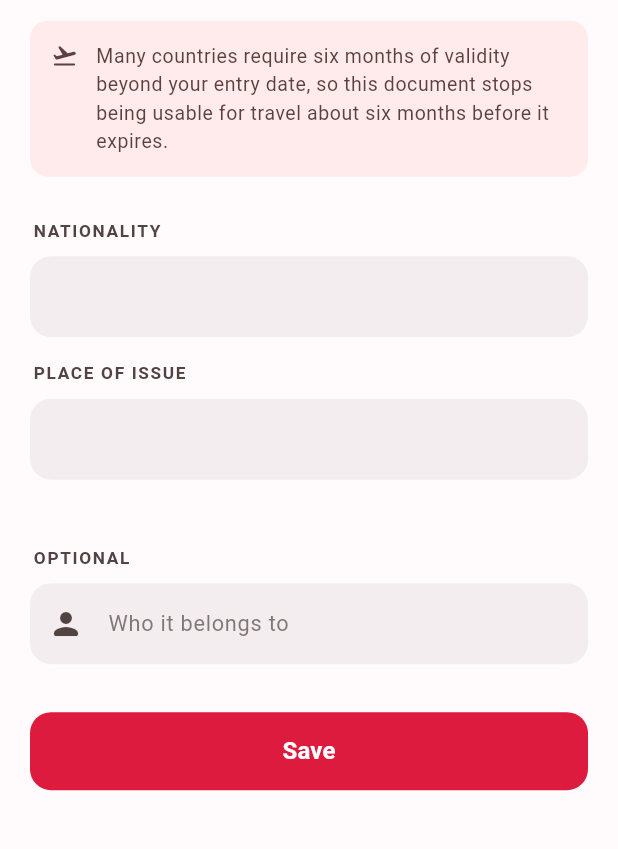
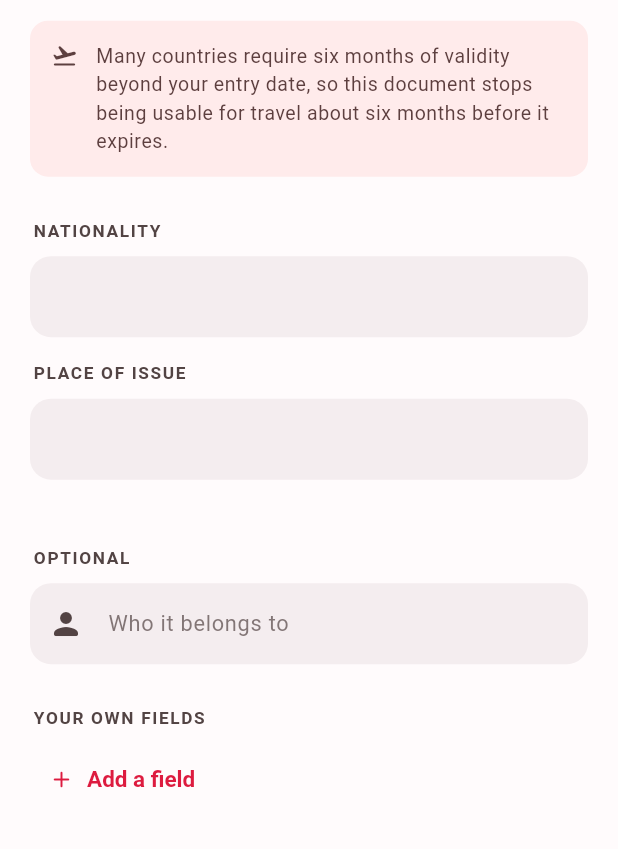
Before and after one commit to jiapoo/elapsa, a Flutter app: the EditDocumentScreen screen opened directly, scrolled down 793 dp, on a phone screen of 412 x 824 dp, the part 387-1236 px from its top. Run offline on Flutter 3.47's test engine with Material 3 defaults, Android fonts, the phone set to English and light mode, and no system bars; our stand-ins replace camera, drift, file_picker, flutter_local_notifications, flutter_riverpod, flutter_secure_storage and 4 more; missing offline and left inert: cryptography, sqlcipher_flutter_libs, sqlite3; accounts and stored records are empty; generated files the repository leaves out were written again.

Commit message:
Let a document carry fields this app never thought to ask for
A document is whatever its owner needs to remember about it, and no fixed
list covers that: a membership has a member number, a tenancy has a
landlord's phone, a licence has a class nobody else's licence has. Adding
those to the built-in set would be guessing wider at a question that has
no end.

So the editing screen takes a name and a value, as many times as needed,
in whatever order they are written. They show on the reading page after
the fields the app does understand, and they travel with the document to
another phone.

Kept deliberately dumb: these are names only the user knows the meaning
of, so they are stored and shown back and nothing else is claimed about
them. Nothing reasons about them, nothing reminds on them, and nothing
tries to guess what "Sponsor" means.

A field with no name is not a field and is dropped. A field with a name
and no value is kept — somebody who has written "Member number" and not
yet found the card has said something worth keeping.

Co-Authored-By: Claude Opus 5 <noreply@anthropic.com>

```diff
--- a/lib/domain/document.dart
+++ b/lib/domain/document.dart
@@ -67,6 +67,15 @@ class TrackedDocument {
   /// beside it already has.
   final String? scanText;
 
+  /// Fields the user added themselves, in the order they added them.
+  ///
+  /// A document is whatever its owner needs to remember about it, and no fixed
+  /// list of fields ever covers that: a membership has a member number, a
+  /// tenancy has a landlord's phone, a licence has a class nobody else's
+  /// licence has. These are names only the user knows the meaning of, so they
+  /// are kept and shown back and nothing more is claimed about them.
+  final Map<String, String> extras;
+
   final String? imagePath;
 
   /// How many pictures this document has — a card has two sides, and some
@@ -98,6 +107,7 @@ class TrackedDocument {
     List<int>? reminderOffsets,
     this.customType,
     this.scanText,
+    this.extras = const {},
   }) : _chosenOffsets = reminderOffsets;
 
   /// Days until expiry, measured in whole calendar days from today.
@@ -202,6 +212,7 @@ class TrackedDocument {
     DateTime? updatedAt,
     String? customType,
     String? scanText,
+    Map<String, String>? extras,
     bool clearCustomType = false,
   }) {
     return TrackedDocument(
@@ -220,6 +231,7 @@ class TrackedDocument {
       reminderOffsets: reminderOffsets ?? _chosenOffsets,
       customType: clearCustomType ? null : (customType ?? this.customType),
       scanText: scanText ?? this.scanText,
+      extras: extras ?? this.extras,
       createdAt: createdAt,
       updatedAt: updatedAt ?? DateTime.now(),
     );
--- a/lib/l10n/app_en.arb
+++ b/lib/l10n/app_en.arb
@@ -779,5 +779,21 @@
   "editLastScan": "What the camera read",
   "@editLastScan": {
     "description": "What the camera read"
+  },
+  "extrasTitle": "Your own fields",
+  "@extrasTitle": {
+    "description": "Your own fields"
+  },
+  "extrasAdd": "Add a field",
+  "@extrasAdd": {
+    "description": "Add a field"
+  },
+  "extrasName": "Field name",
+  "@extrasName": {
+    "description": "Field name"
+  },
+  "extrasValue": "Value",
+  "@extrasValue": {
+    "description": "Value"
   }
 }
--- a/lib/l10n/app_localizations.dart
+++ b/lib/l10n/app_localizations.dart
@@ -1483,6 +1483,30 @@ abstract class L {
   /// In en, this message translates to:
   /// **'What the camera read'**
   String get editLastScan;
+
+  /// Your own fields
+  ///
+  /// In en, this message translates to:
+  /// **'Your own fields'**
+  String get extrasTitle;
+
+  /// Add a field
+  ///
+  /// In en, this message translates to:
+  /// **'Add a field'**
+  String get extrasAdd;
+
+  /// Field name
+  ///
+  /// In en, this message translates to:
+  /// **'Field name'**
+  String get extrasName;
+
+  /// Value
+  ///
+  /// In en, this message translates to:
+  /// **'Value'**
+  String get extrasValue;
 }
 
 class _LDelegate extends LocalizationsDelegate<L> {
--- a/lib/l10n/app_localizations_en.dart
+++ b/lib/l10n/app_localizations_en.dart
@@ -894,4 +894,16 @@ class LEn extends L {
 
   @override
   String get editLastScan => 'What the camera read';
+
+  @override
+  String get extrasTitle => 'Your own fields';
+
+  @override
+  String get extrasAdd => 'Add a field';
+
+  @override
+  String get extrasName => 'Field name';
+
+  @override
+  String get extrasValue => 'Value';
 }
--- a/lib/l10n/app_zh.arb
+++ b/lib/l10n/app_zh.arb
@@ -345,5 +345,9 @@
   "typesEmpty": "暂无。",
   "typesInUse": "{count} 份证件正在使用",
   "typesRemove": "删除",
-  "editLastScan": "相机读到的内容"
+  "editLastScan": "相机读到的内容",
+  "extrasTitle": "自定义字段",
+  "extrasAdd": "添加字段",
+  "extrasName": "字段名称",
+  "extrasValue": "内容"
 }
--- a/lib/l10n/app_zh_Hant.arb
+++ b/lib/l10n/app_zh_Hant.arb
@@ -345,5 +345,9 @@
   "typesEmpty": "暫無。",
   "typesInUse": "{count} 份證件正在使用",
   "typesRemove": "刪除",
-  "editLastScan": "相機讀到的內容"
+  "editLastScan": "相機讀到的內容",
+  "extrasTitle": "自訂欄位",
+  "extrasAdd": "新增欄位",
+  "extrasName": "欄位名稱",
+  "extrasValue": "內容"
 }
--- a/lib/services/document_archive.dart
+++ b/lib/services/document_archive.dart
@@ -256,6 +256,7 @@ class DocumentArchive {
       'details': {
         for (final entry in doc.details.entries) entry.key.name: entry.value,
       },
+      if (doc.extras.isNotEmpty) 'extras': doc.extras,
       'createdAt': doc.createdAt.toIso8601String(),
       'updatedAt': doc.updatedAt.toIso8601String(),
       'images': [for (final image in entry.images) base64Encode(image)],
@@ -291,6 +292,11 @@ class DocumentArchive {
               if (detail.name == entry.key) detail: entry.value as String,
         },
         imageCount: images.length,
+        extras: {
+          for (final entry in (raw['extras'] as Map? ?? const {}).entries)
+            if (entry.key is String && entry.value is String)
+              entry.key as String: entry.value as String,
+        },
         customType: raw['customType'] as String?,
         scanText: raw['scanText'] as String?,
         createdAt: _date(raw['createdAt']) ?? DateTime.now(),
--- a/lib/ui/detail/document_detail_screen.dart
+++ b/lib/ui/detail/document_detail_screen.dart
@@ -141,6 +141,11 @@ class DocumentDetailScreen extends ConsumerWidget {
                     secret: detail.isSensitive,
                     monospaced: detail.isSensitive,
                   ),
+              // The user's own, last and in their own order — they were added
+              // to say something this app did not think to ask.
+              for (final field in document.extras.entries)
+                if (field.value.isNotEmpty)
+                  _Fact(label: field.key, value: field.value),
             ],
           ),
 
--- a/lib/ui/edit/edit_document_screen.dart
+++ b/lib/ui/edit/edit_document_screen.dart
@@ -76,6 +76,10 @@ class _EditDocumentScreenState extends ConsumerState<EditDocumentScreen> {
 
   /// The name of the user's own type this document is filed under, if any.
   String? _customType;
+
+  /// Fields the user added themselves, as a list so their order is theirs.
+  final _extras =
+      <({TextEditingController name, TextEditingController value})>[];
 
   /// What [_dirty] said at the last rebuild.
   ///
@@ -115,6 +119,14 @@ class _EditDocumentScreenState extends ConsumerState<EditDocumentScreen> {
     );
     _scanText = existing?.scanText;
     _customType = existing?.customType;
+
+    for (final field
+        in (existing?.extras ?? const <String, String>{}).entries) {
+      _extras.add((
+        name: TextEditingController(text: field.key),
+        value: TextEditingController(text: field.value),
+      ));
+    }
     _expiryDate = existing?.expiryDate;
     _issueDate = existing?.issueDate;
     _issuingCountry = existing?.issuingCountry;
@@ -159,6 +171,10 @@ class _EditDocumentScreenState extends ConsumerState<EditDocumentScreen> {
   void dispose() {
     for (final field in _watched) {
       field.removeListener(_recheckDirty);
+    }
+    for (final extra in _extras) {
+      extra.name.dispose();
+      extra.value.dispose();
     }
     _label.dispose();
     _holder.dispose();
@@ -437,6 +453,7 @@ class _EditDocumentScreenState extends ConsumerState<EditDocumentScreen> {
     _holder,
     _documentNumber,
     ..._details.values,
+    for (final extra in _extras) ...[extra.name, extra.value],
   ];
 
   Future<void> _scan({bool keepFilled = false}) async {
@@ -857,6 +874,69 @@ class _EditDocumentScreenState extends ConsumerState<EditDocumentScreen> {
                     ),
                   ),
 
+                  const SizedBox(height: 28),
+                  _Label(l.extrasTitle),
+                  for (var i = 0; i < _extras.length; i++)
+                    Padding(
+                      padding: const EdgeInsets.only(bottom: 10),
+                      child: Row(
+                        crossAxisAlignment: CrossAxisAlignment.center,
+                        children: [
+                          Expanded(
+                            flex: 4,
+                            child: TextFormField(
+                              controller: _extras[i].name,
+                              textCapitalization: TextCapitalization.sentences,
+                              decoration: InputDecoration(
+                                hintText: l.extrasName,
+                                isDense: true,
+                              ),
+                            ),
+                          ),
+                          const SizedBox(width: 8),
+                          Expanded(
+                            flex: 5,
+                            child: TextFormField(
+                              controller: _extras[i].value,
+                              decoration: InputDecoration(
+                                hintText: l.extrasValue,
+                                isDense: true,
+                              ),
+                            ),
+                          ),
+                          IconButton(
+                            iconSize: 19,
+                            visualDensity: VisualDensity.compact,
+                            icon: const Icon(Icons.delete_outline_rounded),
+                            color: scheme.onSurfaceVariant,
+                            onPressed: () => setState(() {
+                              final removed = _extras.removeAt(i);
+                              removed.name.removeListener(_recheckDirty);
+                              removed.value.removeListener(_recheckDirty);
+                              removed.name.dispose();
+                              removed.value.dispose();
+                            }),
+                          ),
+                        ],
+                      ),
+                    ),
+                  Align(
+                    alignment: Alignment.centerLeft,
+                    child: TextButton.icon(
+                      onPressed: () => setState(() {
+                        final field = (
+                          name: TextEditingController(),
+                          value: TextEditingController(),
+                        );
+                        field.name.addListener(_recheckDirty);
+                        field.value.addListener(_recheckDirty);
+                        _extras.add(field);
+                      }),
+                      icon: const Icon(Icons.add_rounded, size: 18),
+                      label: Text(l.extrasAdd),
+                    ),
+                  ),
+
                   if (_scanText != null && _scanText!.trim().isNotEmpty) ...[
                     const SizedBox(height: 28),
                     _ScanTextButton(text: _scanText!),
@@ -958,6 +1038,15 @@ class _EditDocumentScreenState extends ConsumerState<EditDocumentScreen> {
       }
     }
 
+    final named = {
+      for (final extra in _extras)
+        if (text(extra.name).isNotEmpty) text(extra.name): text(extra.value),
+    };
+    if (named.length != existing.extras.length) return true;
+    for (final field in named.entries) {
+      if (existing.extras[field.key] != field.value) return true;
+    }
+
     // Pictures are not part of this question. They are written as they are
     // changed, so by the time anyone asks whether leaving is safe, there is
     // nothing about them left to lose.
@@ -1118,6 +1207,15 @@ class _EditDocumentScreenState extends ConsumerState<EditDocumentScreen> {
           detail: _details[detail]!.text.trim(),
     };
 
+    // A field with no name is not a field. One with a name and no value is
+    // kept, because someone who has written "Member number" and not yet found
+    // the card has said something worth keeping.
+    final extras = {
+      for (final extra in _extras)
+        if (extra.name.text.trim().isNotEmpty)
+          extra.name.text.trim(): extra.value.text.trim(),
+    };
+
     if (_isEditing) {
       final updated = widget.existing!.copyWith(
         type: _type,
@@ -1133,6 +1231,7 @@ class _EditDocumentScreenState extends ConsumerState<EditDocumentScreen> {
         scanText: _scanText,
         customType: _customType,
         clearCustomType: _customType == null,
+        extras: extras,
       );
       if (_imagesLoaded) {
         // The editor holds the whole set, in the order shown, so it is written
@@ -1177,6 +1276,7 @@ class _EditDocumentScreenState extends ConsumerState<EditDocumentScreen> {
         details: details,
         scanText: _scanText,
         customType: _customType,
+        extras: extras,
       );
     }
 
```
Also changed, not shown: lib/data/database.dart (+11 -1 lines), lib/data/document_repository.dart (+22 -0 lines), lib/l10n/app_localizations_zh.dart (+24 -0 lines), lib/data/database.g.dart, 1 other file.
